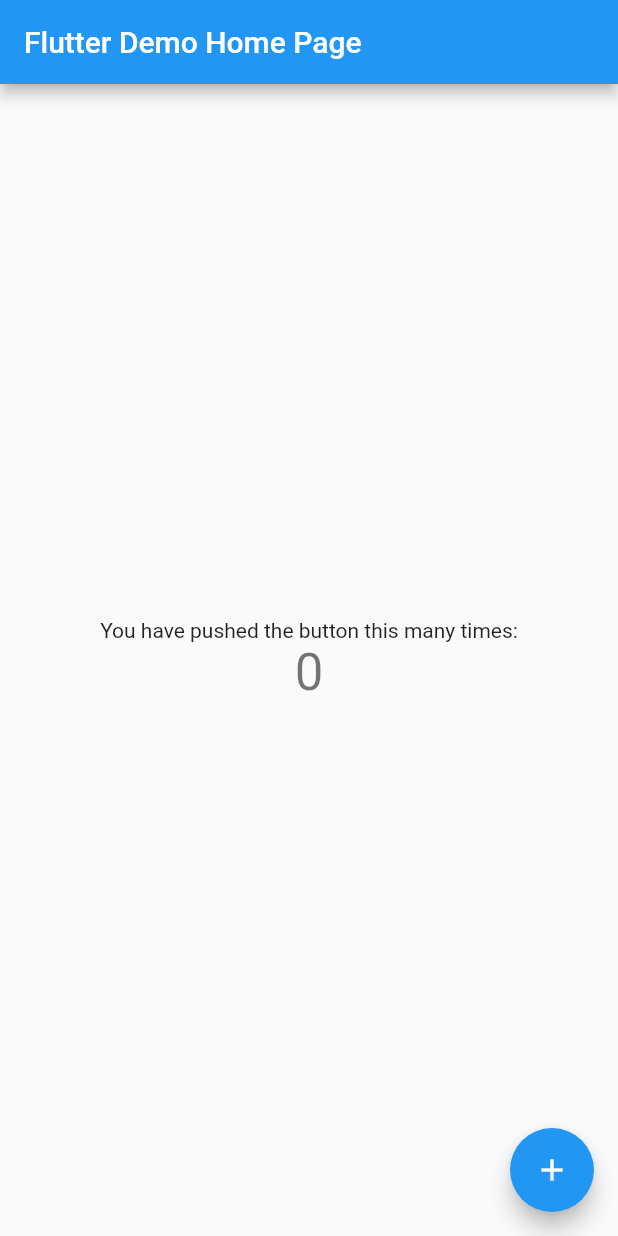
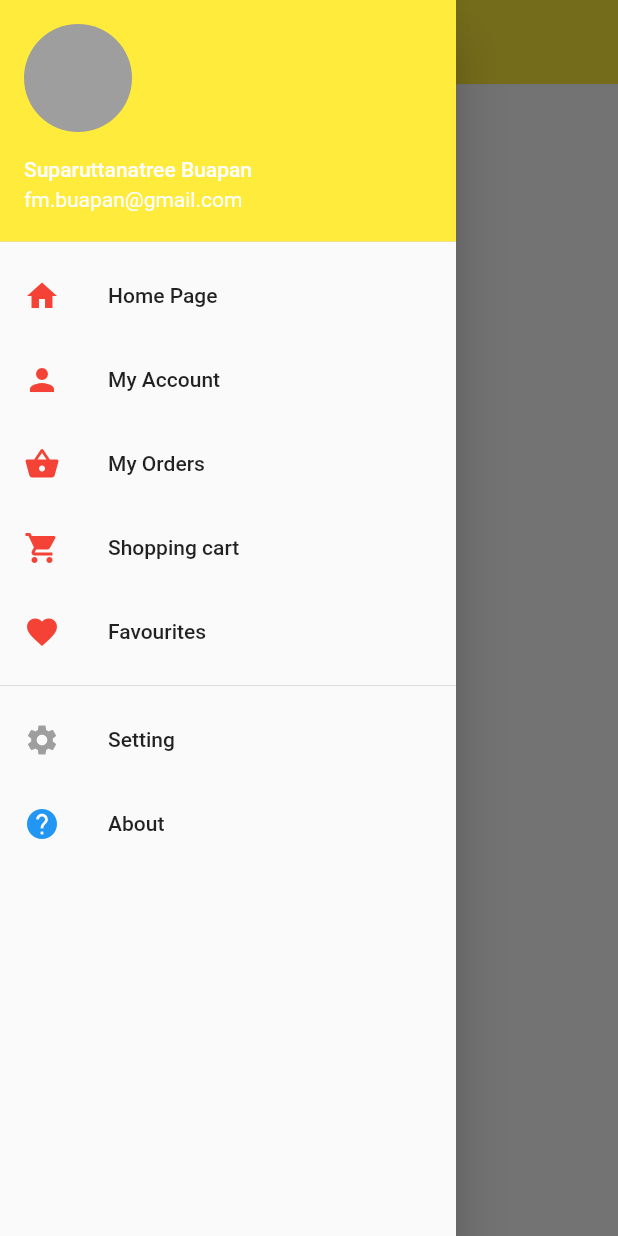
Before and after one commit to suparuttanatree/appcat, a Flutter app: the screen it shows after launch, with the side drawer open (before the commit the screen has no drawer), on a phone screen of 412 x 824 dp. Run offline on Flutter 3.47's test engine with Material 2 defaults, Android fonts, the phone set to English and light mode, and no system bars.

Commit message:
add home page

```diff
--- a/lib/main.dart
+++ b/lib/main.dart
@@ -1,117 +1,11 @@
 import 'package:flutter/material.dart';
+import 'package:appcat/pages/home.dart';
 
 void main() {
-  runApp(MyApp());
+  runApp(
+    MaterialApp(
+      home: Homepage()
+
+    )
+  );
 }
-
-class MyApp extends StatelessWidget {
-  // This widget is the root of your application.
-  @override
-  Widget build(BuildContext context) {
-    return MaterialApp(
-      title: 'Flutter Demo',
-      theme: ThemeData(
-        // This is the theme of your application.
-        //
-        // Try running your application with "flutter run". You'll see the
-        // application has a blue toolbar. Then, without quitting the app, try
-        // changing the primarySwatch below to Colors.green and then invoke
-        // "hot reload" (press "r" in the console where you ran "flutter run",
-        // or simply save your changes to "hot reload" in a Flutter IDE).
-        // Notice that the counter didn't reset back to zero; the application
-        // is not restarted.
-        primarySwatch: Colors.blue,
-        // This makes the visual density adapt to the platform that you run
-        // the app on. For desktop platforms, the controls will be smaller and
-        // closer together (more dense) than on mobile platforms.
-        visualDensity: VisualDensity.adaptivePlatformDensity,
-      ),
-      home: MyHomePage(title: 'Flutter Demo Home Page'),
-    );
-  }
-}
-
-class MyHomePage extends StatefulWidget {
-  MyHomePage({Key key, this.title}) : super(key: key);
-
-  // This widget is the home page of your application. It is stateful, meaning
-  // that it has a State object (defined below) that contains fields that affect
-  // how it looks.
-
-  // This class is the configuration for the state. It holds the values (in this
-  // case the title) provided by the parent (in this case the App widget) and
-  // used by the build method of the State. Fields in a Widget subclass are
-  // always marked "final".
-
-  final String title;
-
-  @override
-  _MyHomePageState createState() => _MyHomePageState();
-}
-
-class _MyHomePageState extends State<MyHomePage> {
-  int _counter = 0;
-
-  void _incrementCounter() {
-    setState(() {
-      // This call to setState tells the Flutter framework that something has
-      // changed in this State, which causes it to rerun the build method below
-      // so that the display can reflect the updated values. If we changed
-      // _counter without calling setState(), then the build method would not be
-      // called again, and so nothing would appear to happen.
-      _counter++;
-    });
-  }
-
-  @override
-  Widget build(BuildContext context) {
-    // This method is rerun every time setState is called, for instance as done
-    // by the _incrementCounter method above.
-    //
-    // The Flutter framework has been optimized to make rerunning build methods
-    // fast, so that you can just rebuild anything that needs updating rather
-    // than having to individually change instances of widgets.
-    return Scaffold(
-      appBar: AppBar(
-        // Here we take the value from the MyHomePage object that was created by
-        // the App.build method, and use it to set our appbar title.
-        title: Text(widget.title),
-      ),
-      body: Center(
-        // Center is a layout widget. It takes a single child and positions it
-        // in the middle of the parent.
-        child: Column(
-          // Column is also a layout widget. It takes a list of children and
-          // arranges them vertically. By default, it sizes itself to fit its
-          // children horizontally, and tries to be as tall as its parent.
-          //
-          // Invoke "debug painting" (press "p" in the console, choose the
-          // "Toggle Debug Paint" action from the Flutter Inspector in Android
-          // Studio, or the "Toggle Debug Paint" command in Visual Studio Code)
-          // to see the wireframe for each widget.
-          //
-          // Column has various properties to control how it sizes itself and
-          // how it positions its children. Here we use mainAxisAlignment to
-          // center the children vertically; the main axis here is the vertical
-          // axis because Columns are vertical (the cross axis would be
-          // horizontal).
-          mainAxisAlignment: MainAxisAlignment.center,
-          children: <Widget>[
-            Text(
-              'You have pushed the button this many times:',
-            ),
-            Text(
-              '$_counter',
-              style: Theme.of(context).textTheme.headline4,
-            ),
-          ],
-        ),
-      ),
-      floatingActionButton: FloatingActionButton(
-        onPressed: _incrementCounter,
-        tooltip: 'Increment',
-        child: Icon(Icons.add),
-      ), // This trailing comma makes auto-formatting nicer for build methods.
-    );
-  }
-}
--- a/lib/pages/home.dart
+++ b/lib/pages/home.dart
@@ -0,0 +1,90 @@
+import 'package:flutter/material.dart';
+
+class Homepage extends StatefulWidget {
+  @override
+  _HomepageState createState() => _HomepageState();
+}
+
+class _HomepageState extends State<Homepage> {
+  @override
+  Widget build(BuildContext context) {
+    return Scaffold(
+      appBar: new AppBar(
+        elevation: 0.2,
+        backgroundColor: Colors.yellow,
+        title: Text('Fat cats'),
+        actions: <Widget>[
+
+        ],
+      ),
+      drawer: new Drawer(
+        child: new ListView(
+          children: <Widget>[
+            new UserAccountsDrawerHeader(
+              accountName: Text('Suparuttanatree Buapan'),
+              accountEmail: Text('fm.buapan@gmail.com'),
+            currentAccountPicture: GestureDetector(
+              child: new CircleAvatar(
+                backgroundColor: Colors.grey,
+              ),
+            ),
+            decoration: new BoxDecoration(
+              color: Colors.yellow
+            ),
+            ),
+            InkWell(
+              onTap: (){},
+              child: ListTile(
+                title: Text('Home Page'),
+                leading: Icon(Icons.home, color: Colors.red),
+            )
+            ),
+            InkWell(
+              onTap: (){},
+              child: ListTile(
+                title: Text('My Account'),
+                leading: Icon(Icons.person, color: Colors.red),
+            )
+            ),
+            InkWell(
+              onTap: (){},
+              child: ListTile(
+                title: Text('My Orders'),
+                leading: Icon(Icons.shopping_basket, color: Colors.red),
+            )
+            ),
+            InkWell(
+              onTap: (){},
+              child: ListTile(
+                title: Text('Shopping cart'),
+                leading: Icon(Icons.shopping_cart, color: Colors.red),
+            )
+            ),
+            InkWell(
+              onTap: (){},
+              child: ListTile(
+                title: Text('Favourites'),
+                leading: Icon(Icons.favorite, color: Colors.red),
+            )
+            ),
+            Divider(),
+            InkWell(
+              onTap: (){},
+              child: ListTile(
+                title: Text('Setting'),
+                leading: Icon(Icons.settings, color: Colors.grey),
+            )
+            ),
+            InkWell(
+              onTap: (){},
+              child: ListTile(
+                title: Text('About'),
+                leading: Icon(Icons.help, color: Colors.blue),
+            )
+            ),
+          ],
+        )
+      ),
+    );
+  }
+}
```
